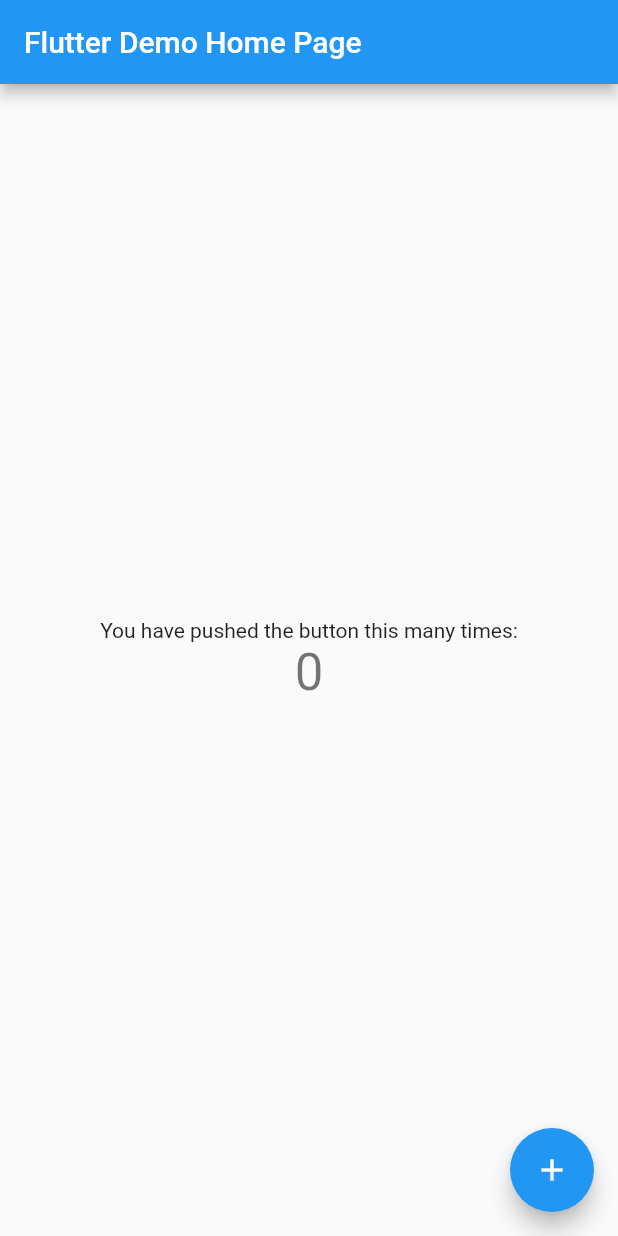
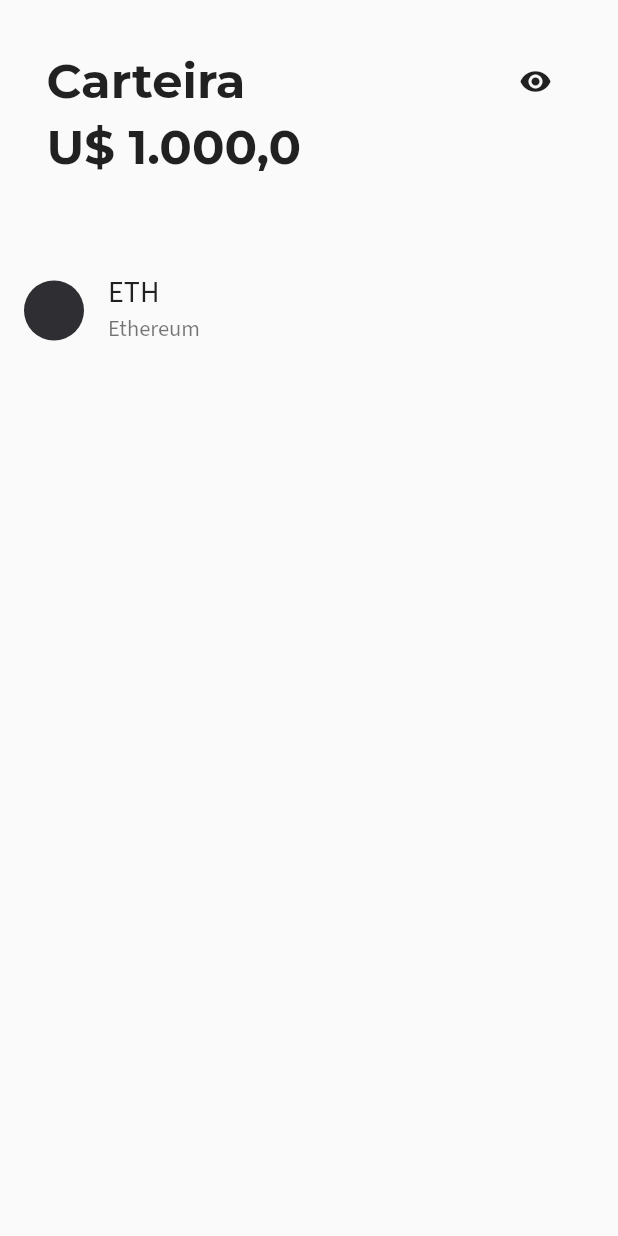
Before and after one commit to HenriqueSilvaWarren/Everest03Flutter, a Flutter app: the screen it shows after launch, on a phone screen of 412 x 824 dp. Run offline on Flutter 3.47's test engine with Material 2 defaults, Android fonts, the light colour scheme and no system bars; our stand-ins replace google_fonts.

Commit message:
feat: created the title, wallet balance and icon

```diff
--- a/lib/main.dart
+++ b/lib/main.dart
@@ -1,4 +1,7 @@
 import 'package:flutter/material.dart';
+import 'package:google_fonts/google_fonts.dart';
+
+import 'presenter/wallet/wallet_screen.dart';
 
 void main() {
   runApp(const MyApp());
@@ -13,56 +16,10 @@
       debugShowCheckedModeBanner: false,
       title: 'Flutter Demo',
       theme: ThemeData(
+        fontFamily: GoogleFonts.montserrat().fontFamily,
         primarySwatch: Colors.blue,
       ),
-      home: const MyHomePage(title: 'Flutter Demo Home Page'),
+      home: const WalletScreen(),
     );
   }
 }
-
-class MyHomePage extends StatefulWidget {
-  const MyHomePage({super.key, required this.title});
-
-  final String title;
-
-  @override
-  State<MyHomePage> createState() => _MyHomePageState();
-}
-
-class _MyHomePageState extends State<MyHomePage> {
-  int _counter = 0;
-
-  void _incrementCounter() {
-    setState(() {
-      _counter++;
-    });
-  }
-
-  @override
-  Widget build(BuildContext context) {
-    return Scaffold(
-      appBar: AppBar(
-        title: Text(widget.title),
-      ),
-      body: Center(
-        child: Column(
-          mainAxisAlignment: MainAxisAlignment.center,
-          children: <Widget>[
-            const Text(
-              'You have pushed the button this many times:',
-            ),
-            Text(
-              '$_counter',
-              style: Theme.of(context).textTheme.headline4,
-            ),
-          ],
-        ),
-      ),
-      floatingActionButton: FloatingActionButton(
-        onPressed: _incrementCounter,
-        tooltip: 'Increment',
-        child: const Icon(Icons.add),
-      ),
-    );
-  }
-}
--- /dev/null
+++ b/lib/presenter/wallet/wallet_screen.dart
@@ -0,0 +1,93 @@
+import 'package:flutter/material.dart';
+import 'package:google_fonts/google_fonts.dart';
+
+class WalletScreen extends StatefulWidget {
+  const WalletScreen({super.key});
+
+  @override
+  State<WalletScreen> createState() => _WalletScreenState();
+}
+
+class _WalletScreenState extends State<WalletScreen> {
+  @override
+  Widget build(BuildContext context) {
+    return Scaffold(
+      body: Column(
+        children: [
+          Container(
+            margin: const EdgeInsets.symmetric(
+              horizontal: 15,
+              vertical: 30,
+            ),
+            child: Padding(
+              padding: const EdgeInsets.only(
+                left: 16,
+                right: 16,
+                bottom: 24,
+              ),
+              child: Column(
+                crossAxisAlignment: CrossAxisAlignment.start,
+                children: [
+                  Row(
+                    mainAxisAlignment: MainAxisAlignment.spaceBetween,
+                    children: [
+                      Text(
+                        "Carteira",
+                        style: GoogleFonts.montserrat(
+                          fontSize: 32,
+                          fontWeight: FontWeight.w700,
+                        ),
+                      ),
+                      IconButton(
+                        padding: EdgeInsets.zero,
+                        onPressed: () {},
+                        icon: const Icon(
+                          Icons.remove_red_eye,
+                          size: 22,
+                        ),
+                      ),
+                    ],
+                  ),
+                  Text(
+                    "U\$ 1.000,0",
+                    style: GoogleFonts.montserrat(
+                      fontSize: 32,
+                      fontWeight: FontWeight.w700,
+                    ),
+                  ),
+                ],
+              ),
+            ),
+          ),
+          SizedBox(
+            width: MediaQuery.of(context).size.width,
+            height: MediaQuery.of(context).size.height * 0.7,
+            child: ListView(
+              children: [
+                ListTile(
+                  leading: const CircleAvatar(
+                    backgroundColor: Color.fromARGB(255, 47, 47, 51),
+                  ),
+                  title: Text(
+                    "ETH",
+                    style: GoogleFonts.sourceSansPro(
+                      fontWeight: FontWeight.w400,
+                      fontSize: 20,
+                    ),
+                  ),
+                  subtitle: Text(
+                    "Ethereum",
+                    style: GoogleFonts.sourceSansPro(
+                      fontWeight: FontWeight.w400,
+                      fontSize: 15,
+                    ),
+                  ),
+                )
+              ],
+            ),
+          )
+        ],
+      ),
+    );
+  }
+}
--- a/pubspec.yaml
+++ b/pubspec.yaml
@@ -31,7 +31,7 @@
 dependencies:
   flutter:
     sdk: flutter
-
+  google_fonts: ^3.0.1
 
   # The following adds the Cupertino Icons font to your application.
   # Use with the CupertinoIcons class for iOS style icons.
```
Also changed, not shown: lib/presenter/digital_wallet_page/digital_wallet_page.dart (deleted), pubspec.lock.
